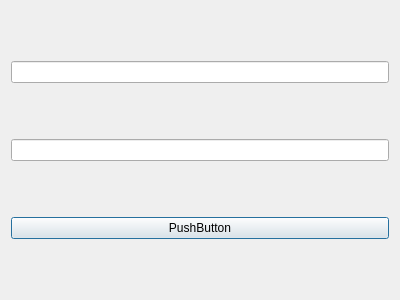
First picture: the form in src/connectdialog.ui, repository xvlaci/ICP, before the edit.
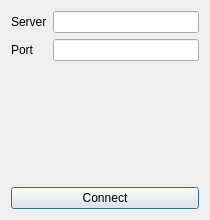
Second picture: the form after the edit.

Commit message: connect dialog

```diff
--- a/src/connectdialog.ui
+++ b/src/connectdialog.ui
@@ -6,8 +6,8 @@
    <rect>
     <x>0</x>
     <y>0</y>
-    <width>400</width>
-    <height>300</height>
+    <width>210</width>
+    <height>220</height>
    </rect>
   </property>
   <property name="windowTitle">
@@ -15,15 +15,33 @@
   </property>
   <layout class="QVBoxLayout" name="verticalLayout">
    <item>
-    <widget class="QLineEdit" name="lineEditServer"/>
-   </item>
-   <item>
-    <widget class="QLineEdit" name="lineEditPort"/>
+    <layout class="QFormLayout" name="formLayout">
+     <item row="0" column="0">
+      <widget class="QLabel" name="label_2">
+       <property name="text">
+        <string>Server</string>
+       </property>
+      </widget>
+     </item>
+     <item row="0" column="1">
+      <widget class="QLineEdit" name="lineEditServer"/>
+     </item>
+     <item row="1" column="0">
+      <widget class="QLabel" name="label">
+       <property name="text">
+        <string>Port</string>
+       </property>
+      </widget>
+     </item>
+     <item row="1" column="1">
+      <widget class="QLineEdit" name="lineEditPort"/>
+     </item>
+    </layout>
    </item>
    <item>
     <widget class="QPushButton" name="pushButtonConect">
      <property name="text">
-      <string>PushButton</string>
+      <string>Connect</string>
      </property>
     </widget>
    </item>
```
The commit also changes 4 other files.
